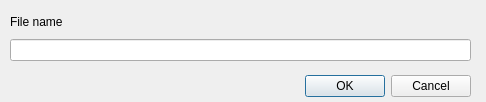
Old version of the form editor/NewFile.ui in the repository gianluca-amprimo/pds-project.
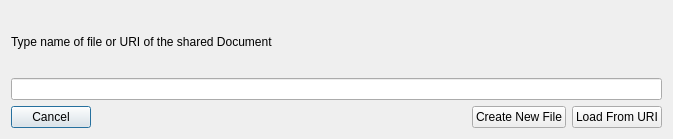
New version of the form.

```diff
--- a/editor/NewFile.ui
+++ b/editor/NewFile.ui
@@ -6,55 +6,70 @@
    <rect>
     <x>0</x>
     <y>0</y>
-    <width>486</width>
-    <height>102</height>
+    <width>673</width>
+    <height>139</height>
    </rect>
   </property>
   <property name="windowTitle">
    <string>PiDiEsse - New file</string>
   </property>
-  <widget class="QDialogButtonBox" name="buttonBox">
-   <property name="geometry">
-    <rect>
-     <x>10</x>
-     <y>70</y>
-     <width>461</width>
-     <height>32</height>
-    </rect>
-   </property>
+  <layout class="QGridLayout" name="gridLayout_2">
+   <item row="0" column="0">
+    <layout class="QVBoxLayout" name="verticalLayout">
+     <item>
+      <widget class="QLabel" name="label">
+       <property name="text">
+        <string>Type name of file or URI of the shared Document</string>
+       </property>
+      </widget>
+     </item>
+     <item>
+      <widget class="QLineEdit" name="filenameInput"/>
+     </item>
+     <item>
+      <layout class="QHBoxLayout" name="horizontalLayout">
+       <property name="topMargin">
+        <number>0</number>
+       </property>
+       <item>
+        <widget class="QPushButton" name="cancelButton">
+         <property name="text">
+          <string>Cancel</string>
+         </property>
+        </widget>
+       </item>
+       <item>
+        <spacer name="horizontalSpacer">
    <property name="orientation">
     <enum>Qt::Horizontal</enum>
    </property>
-   <property name="standardButtons">
-    <set>QDialogButtonBox::Cancel|QDialogButtonBox::Ok</set>
-   </property>
-  </widget>
-  <widget class="QWidget" name="layoutWidget">
-   <property name="geometry">
-    <rect>
-     <x>10</x>
-     <y>10</y>
-     <width>461</width>
-     <height>51</height>
-    </rect>
-   </property>
-   <layout class="QVBoxLayout" name="verticalLayout">
+         <property name="sizeHint" stdset="0">
+          <size>
+           <width>40</width>
+           <height>20</height>
+          </size>
+         </property>
+        </spacer>
+       </item>
     <item>
-     <widget class="QLabel" name="filenameLabel">
+        <widget class="QPushButton" name="newFileButtton">
       <property name="text">
-       <string>File name</string>
+          <string>Create New File</string>
       </property>
      </widget>
     </item>
     <item>
-     <widget class="QLineEdit" name="filenameInput">
-      <property name="placeholderText">
-       <string/>
+        <widget class="QPushButton" name="loadURIButton">
+         <property name="text">
+          <string>Load From URI</string>
       </property>
      </widget>
     </item>
    </layout>
-  </widget>
+     </item>
+    </layout>
+   </item>
+  </layout>
  </widget>
  <resources/>
  <connections>
```
Left out of the diff: 35 changed lines with no effect on the pictures. Lines whose indentation alone changed are shown as unchanged.
